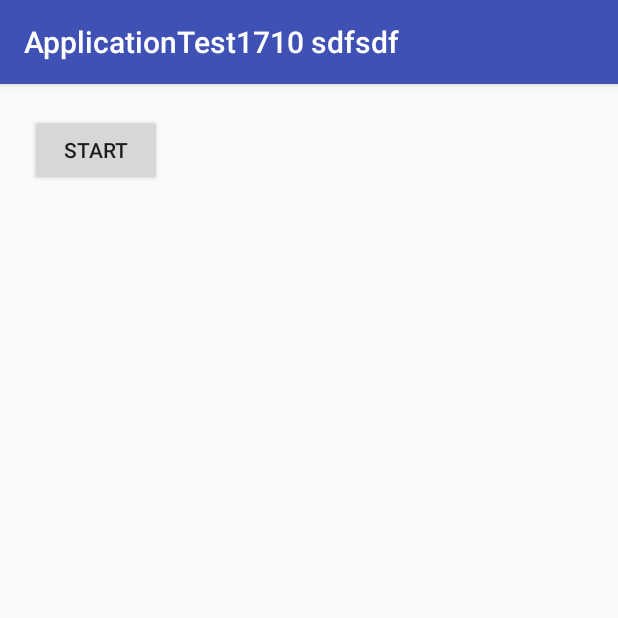
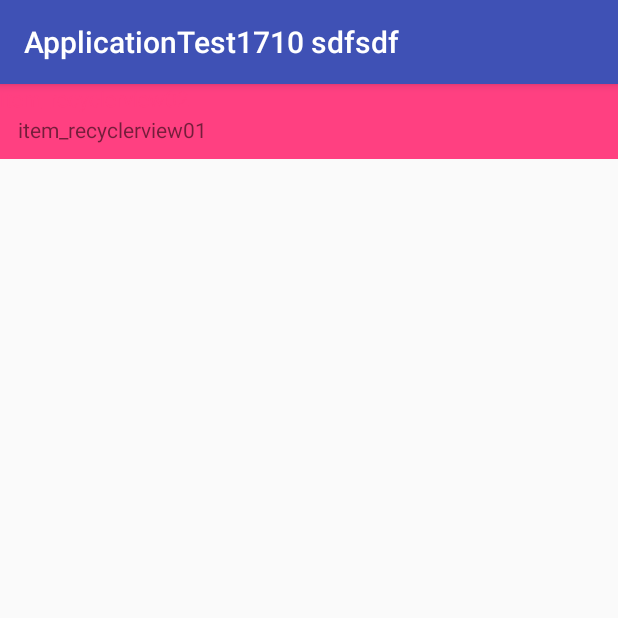
Before and after one commit to fallwater/AnroidTest20171212, an Android app: the screen it shows after launch (MainActivity before the commit, Activity02 after it), on a phone screen of 412 x 824 dp, the top half of it. Run offline under Robolectric (Android 15) with nearby library versions, the phone set to English and light mode, and no system bars; our stand-ins replace ButterKnife.

```diff
--- a/app/src/main/AndroidManifest.xml
+++ b/app/src/main/AndroidManifest.xml
@@ -12,11 +12,16 @@
         android:supportsRtl="true"
         android:theme="@style/AppTheme">
         <activity android:name=".MainActivity">
+        </activity>
+
+        <activity android:name=".activity.Activity02">
+
             <intent-filter>
                 <action android:name="android.intent.action.MAIN"/>
 
                 <category android:name="android.intent.category.LAUNCHER"/>
             </intent-filter>
+
         </activity>
     </application>
 
--- a/app/src/main/java/com/fallwater/applicationtest1710/MainActivity.java
+++ b/app/src/main/java/com/fallwater/applicationtest1710/MainActivity.java
@@ -59,11 +59,14 @@ public class MainActivity extends BaseActivity {
 
     @Override
     protected void onCreate(Bundle savedInstanceState) {
-        setContentView(R.layout.test_layout01);
         super.onCreate(savedInstanceState);
-
         addFragment();
 //        test();
+    }
+
+    @Override
+    protected int initLayout() {
+        return R.layout.test_layout01;
     }
 
     private void addFragment() {
--- /dev/null
+++ b/app/src/main/java/com/fallwater/applicationtest1710/activity/Activity02.java
@@ -0,0 +1,40 @@
+package com.fallwater.applicationtest1710.activity;
+
+import com.fallwater.applicationtest1710.R;
+import com.fallwater.applicationtest1710.base.BaseActivity;
+import com.fallwater.applicationtest1710.fragment.RVFragment;
+
+import android.os.Bundle;
+import android.support.annotation.Nullable;
+import android.support.v4.app.Fragment;
+import android.support.v4.app.FragmentTransaction;
+
+/**
+ * @author Fallwater潘建波 on 2017/12/22
+ * @mail 1667376033@qq.com
+ * 功能描述:
+ */
+public class Activity02 extends BaseActivity {
+
+    @Override
+    protected void onCreate(@Nullable Bundle savedInstanceState) {
+        super.onCreate(savedInstanceState);
+        addFragment();
+
+    }
+
+    private void addFragment() {
+        Fragment fragment = new RVFragment();
+
+        android.support.v4.app.FragmentManager fragmentManager = getSupportFragmentManager();
+        FragmentTransaction fragmentTransaction = fragmentManager.beginTransaction();
+        fragmentTransaction.replace(R.id.container, fragment);
+        fragmentTransaction.commit();
+
+    }
+
+    @Override
+    protected int initLayout() {
+        return R.layout.activity_02;
+    }
+}
--- /dev/null
+++ b/app/src/main/java/com/fallwater/applicationtest1710/adapter/RecyclerViewAdapter2.java
@@ -0,0 +1,67 @@
+package com.fallwater.applicationtest1710.adapter;
+
+import com.fallwater.applicationtest1710.R;
+
+import android.support.v7.widget.RecyclerView;
+import android.view.LayoutInflater;
+import android.view.View;
+import android.view.ViewGroup;
+
+import java.util.List;
+
+/**
+ * @author Fallwater潘建波 on 2017/12/22
+ * @mail 1667376033@qq.com
+ * 功能描述:
+ */
+public class RecyclerViewAdapter2 extends RecyclerView.Adapter<RecyclerView.ViewHolder> {
+
+    List<Integer> data;
+
+    public RecyclerViewAdapter2(List<Integer> data) {
+        this.data = data;
+    }
+
+    @Override
+    public RecyclerView.ViewHolder onCreateViewHolder(ViewGroup parent, int viewType) {
+        View itemView;
+        if (viewType == 1) {
+            itemView = LayoutInflater.from(parent.getContext())
+                    .inflate(R.layout.item_recyclerview01, parent, false);
+        } else if (viewType == 2) {
+            itemView = LayoutInflater.from(parent.getContext())
+                    .inflate(R.layout.item_recyclerview02, parent, false);
+        }else {
+            itemView = LayoutInflater.from(parent.getContext())
+                    .inflate(R.layout.item_recyclerview02, parent, false);
+        }
+        return new RecyclerView.ViewHolder(itemView) {
+            @Override
+            public String toString() {
+                return super.toString();
+            }
+        };
+    }
+
+    @Override
+    public void onBindViewHolder(RecyclerView.ViewHolder holder, int position) {
+
+    }
+
+    @Override
+    public int getItemViewType(int position) {
+        if (position == 1) {
+            return 1;
+        } else {
+            return 2;
+        }
+    }
+
+    @Override
+    public int getItemCount() {
+        if (data != null) {
+            return data.size();
+        }
+        return 0;
+    }
+}
--- a/app/src/main/java/com/fallwater/applicationtest1710/base/BaseActivity.java
+++ b/app/src/main/java/com/fallwater/applicationtest1710/base/BaseActivity.java
@@ -12,16 +12,18 @@ import butterknife.Unbinder;
  * @mail 1667376033@qq.com
  * 功能描述:
  */
-public class BaseActivity extends AppCompatActivity {
+public abstract class BaseActivity extends AppCompatActivity {
 
     Unbinder mUnBinder;
 
     @Override
     protected void onCreate(@Nullable Bundle savedInstanceState) {
         super.onCreate(savedInstanceState);
-
+        setContentView(initLayout());
         mUnBinder = ButterKnife.bind(this);
     }
+
+    protected abstract int initLayout();
 
 
     @Override
--- /dev/null
+++ b/app/src/main/java/com/fallwater/applicationtest1710/fragment/BaseFragment.java
@@ -0,0 +1,51 @@
+package com.fallwater.applicationtest1710.fragment;
+
+import android.os.Bundle;
+import android.support.annotation.Nullable;
+import android.support.v4.app.Fragment;
+import android.view.LayoutInflater;
+import android.view.View;
+import android.view.ViewGroup;
+
+import butterknife.BindView;
+import butterknife.ButterKnife;
+import butterknife.Unbinder;
+
+/**
+ * @author Fallwater潘建波 on 2017/12/22
+ * @mail 1667376033@qq.com
+ * 功能描述:
+ */
+public abstract class BaseFragment extends Fragment {
+
+    Unbinder mUnbinder;
+
+    @Nullable
+    @Override
+    public View onCreateView(LayoutInflater inflater, @Nullable ViewGroup container,
+            @Nullable Bundle savedInstanceState) {
+        View rootView = inflater.inflate(initLayout(),container,false);
+        mUnbinder = ButterKnife.bind(this,rootView);
+        return rootView;
+    }
+
+    @Override
+    public void onViewCreated(View view, @Nullable Bundle savedInstanceState) {
+        super.onViewCreated(view, savedInstanceState);
+        initView(view,savedInstanceState);
+        initData();
+
+    }
+
+    @Override
+    public void onDestroyView() {
+        super.onDestroyView();
+        mUnbinder.unbind();
+    }
+
+    protected abstract void initData();
+
+    protected abstract void initView(View rootView, Bundle savedInstanceState);
+
+    protected abstract int initLayout();
+}
--- a/app/src/main/java/com/fallwater/applicationtest1710/fragment/RVFragment.java
+++ b/app/src/main/java/com/fallwater/applicationtest1710/fragment/RVFragment.java
@@ -1,27 +1,88 @@
 package com.fallwater.applicationtest1710.fragment;
 
 import com.fallwater.applicationtest1710.R;
+import com.fallwater.applicationtest1710.adapter.RecyclerViewAdapter2;
 
+import android.graphics.Canvas;
+import android.graphics.Rect;
+import android.os.Build;
 import android.os.Bundle;
-import android.support.annotation.Nullable;
-import android.support.v4.app.Fragment;
-import android.view.LayoutInflater;
+import android.support.v7.widget.LinearLayoutManager;
+import android.support.v7.widget.RecyclerView;
 import android.view.View;
-import android.view.ViewGroup;
+
+import java.util.ArrayList;
+import java.util.List;
+
+import butterknife.BindView;
 
 /**
  * @author Fallwater潘建波 on 2017/12/21
  * @mail 1667376033@qq.com
  * 功能描述:
  */
-public class RVFragment extends Fragment {
+public class RVFragment extends BaseFragment {
 
-    @Nullable
+    List<Integer> data = new ArrayList<>();
+
+    @BindView(R.id.recyclerview)
+    RecyclerView mRecyclerView;
+
+    RecyclerViewAdapter2 mAdapter;
+
     @Override
-    public View onCreateView(LayoutInflater inflater, @Nullable ViewGroup container,
-            @Nullable Bundle savedInstanceState) {
-        View rootView = inflater.inflate(R.layout.fragment_recycleview, container, false);
+    protected void initData() {
+        data.add(1);
+        data.add(2);
 
-        return super.onCreateView(inflater, container, savedInstanceState);
+        mAdapter = new RecyclerViewAdapter2(data);
+        mRecyclerView.setAdapter(mAdapter);
+        mRecyclerView.setLayoutManager(
+                new LinearLayoutManager(this.getContext(), LinearLayoutManager.VERTICAL, false));
+        mRecyclerView.addItemDecoration(new RecyclerView.ItemDecoration() {
+            @Override
+            public void onDraw(Canvas c, RecyclerView parent, RecyclerView.State state) {
+                super.onDraw(c, parent, state);
+            }
+
+            @Override
+            public void getItemOffsets(Rect outRect, View view, RecyclerView parent,
+                    RecyclerView.State state) {
+                RecyclerViewAdapter2 adapter = (RecyclerViewAdapter2) parent.getAdapter();
+                int pos = parent.getChildAdapterPosition(view);
+                int itemType = adapter.getItemViewType(pos);
+                if (itemType == 1) {
+                    /**
+                     * top设置为负数，item位置上移，
+                     */
+                    if (Build.VERSION.SDK_INT < Build.VERSION_CODES.LOLLIPOP) {
+                        outRect.top = dp2px(-30);
+                    } else {
+                        outRect.top = dp2px(-30);
+                    }
+                    outRect.bottom = 0;
+                    outRect.left = dp2px(12);
+                    outRect.right = dp2px(12);
+
+                }
+            }
+        });
+
+
+    }
+
+    @Override
+    protected void initView(View rootView, Bundle savedInstanceState) {
+
+    }
+
+    @Override
+    protected int initLayout() {
+        return R.layout.fragment_recycleview;
+    }
+
+    public int dp2px(float dpValue) {
+        final float scale = getContext().getResources().getDisplayMetrics().density;
+        return (int) (dpValue * scale + 0.5f);
     }
 }
--- /dev/null
+++ b/app/src/main/res/layout/activity_02.xml
@@ -0,0 +1,17 @@
+<?xml version="1.0" encoding="utf-8"?>
+<LinearLayout
+    xmlns:android="http://schemas.android.com/apk/res/android"
+    xmlns:tools="http://schemas.android.com/tools"
+    android:layout_width="match_parent"
+    android:layout_height="match_parent"
+    tools:context="com.fallwater.applicationtest1710.MainActivity">
+
+    <FrameLayout
+        android:id="@+id/container"
+        android:layout_width="match_parent"
+        android:layout_height="match_parent">
+
+    </FrameLayout>
+
+
+</LinearLayout>
--- /dev/null
+++ b/app/src/main/res/layout/item_recyclerview01.xml
@@ -0,0 +1,13 @@
+<?xml version="1.0" encoding="utf-8"?>
+<LinearLayout
+    xmlns:android="http://schemas.android.com/apk/res/android"
+    android:layout_width="match_parent"
+    android:layout_height="50dp">
+
+    <TextView
+        android:layout_width="wrap_content"
+        android:gravity="center"
+        android:text="item_recyclerview01"
+        android:layout_height="wrap_content"/>
+
+</LinearLayout>
--- /dev/null
+++ b/app/src/main/res/layout/item_recyclerview02.xml
@@ -0,0 +1,15 @@
+<?xml version="1.0" encoding="utf-8"?>
+<LinearLayout
+    xmlns:android="http://schemas.android.com/apk/res/android"
+    android:layout_width="match_parent"
+    android:background="@color/colorAccent"
+    android:gravity="top"
+    android:layout_height="50dp">
+
+    <TextView
+        android:layout_width="wrap_content"
+        android:textColor="@color/colorAccent"
+        android:layout_height="wrap_content"
+        android:text="item_recyclerview02"/>
+
+</LinearLayout>
```
